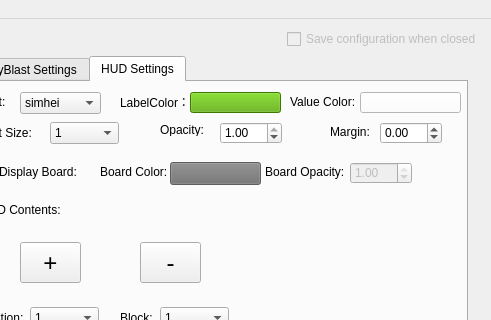
The window that dango_playblast/ui/oct_playblast_ui.ui (DangoWang/DangoTools) describes before a commit, drawn with Qt 5; both pictures show x 857 to 1348 and y 0 to 320 of the 1348 by 548 pixel window.
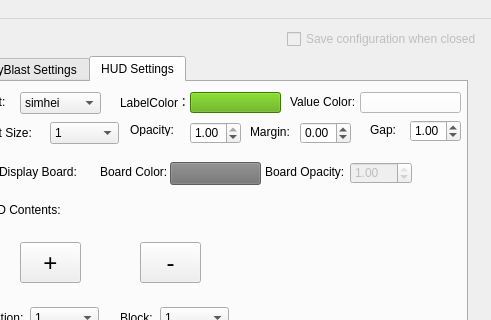
The same window after the commit. The open tabs and pages were chosen to show the change.

What changed in the file:
```diff
--- a/dango_playblast/ui/oct_playblast_ui.ui
+++ b/dango_playblast/ui/oct_playblast_ui.ui
@@ -1032,7 +1032,7 @@
        <widget class="QLabel" name="label_24">
         <property name="geometry">
          <rect>
-          <x>190</x>
+          <x>160</x>
           <y>42</y>
           <width>54</width>
           <height>12</height>
@@ -1045,9 +1045,9 @@
        <widget class="QDoubleSpinBox" name="font_opacity_doubleSpinBox">
         <property name="geometry">
          <rect>
-          <x>250</x>
+          <x>220</x>
           <y>40</y>
-          <width>62</width>
+          <width>51</width>
           <height>22</height>
          </rect>
         </property>
@@ -1671,7 +1671,7 @@
        <widget class="QLabel" name="label_32">
         <property name="geometry">
          <rect>
-          <x>360</x>
+          <x>280</x>
           <y>42</y>
           <width>54</width>
           <height>16</height>
@@ -1684,9 +1684,9 @@
        <widget class="QDoubleSpinBox" name="margin_doubleSpinBox">
         <property name="geometry">
          <rect>
-          <x>410</x>
+          <x>330</x>
           <y>40</y>
-          <width>62</width>
+          <width>51</width>
           <height>22</height>
          </rect>
         </property>
@@ -1700,6 +1700,41 @@
          <double>0.100000000000000</double>
         </property>
        </widget>
+       <widget class="QLabel" name="label_33">
+        <property name="geometry">
+         <rect>
+          <x>400</x>
+          <y>40</y>
+          <width>31</width>
+          <height>16</height>
+         </rect>
+        </property>
+        <property name="text">
+         <string>Gap:</string>
+        </property>
+       </widget>
+       <widget class="QDoubleSpinBox" name="gap_doubleSpinBox">
+        <property name="geometry">
+         <rect>
+          <x>440</x>
+          <y>38</y>
+          <width>51</width>
+          <height>22</height>
+         </rect>
+        </property>
+        <property name="minimum">
+         <double>-1.000000000000000</double>
+        </property>
+        <property name="maximum">
+         <double>3.000000000000000</double>
+        </property>
+        <property name="singleStep">
+         <double>0.100000000000000</double>
+        </property>
+        <property name="value">
+         <double>1.000000000000000</double>
+        </property>
+       </widget>
       </widget>
      </widget>
     </item>
```
Left out of the diff: 678 changed lines with no effect on the pictures.
